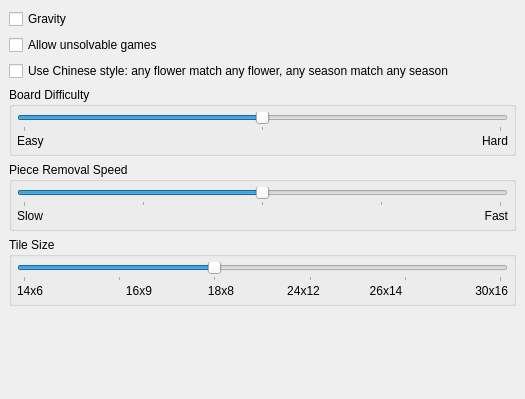
Above: settings.ui from KDE/kshisen before the change. Below: the same form after it.
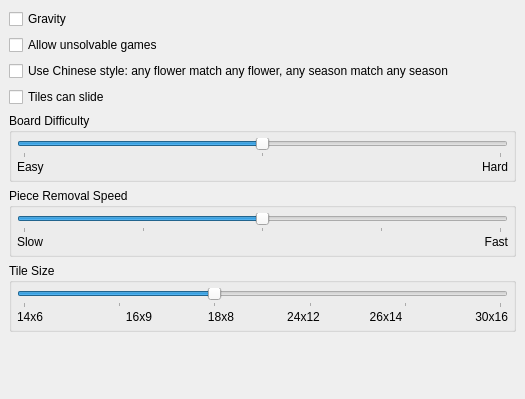
That is the form after the change.

Commit message: started implemented the "tiles can slide" rule, works with undo/redo, but those will be fixed later on: - user should be able to chose which move to perform for a couple of tiles when more than one is possible - hint should indicate which tile to select first (order is important the first selected initiate the slide)

Diff of the .ui file:
```diff
--- a/settings.ui
+++ b/settings.ui
@@ -37,6 +37,13 @@
      </property>
     </widget>
    </item>
+   <item>
+   <widget class="QCheckBox" name="kcfg_TilesCanSlide" >
+     <property name="text" >
+      <string>Tiles can slide</string>
+     </property>
+    </widget>
+   </item>
    <item>
     <widget class="QGroupBox" name="difficulty_groupBox" >
      <property name="title" >
```
The commit also changes 3 other files.
